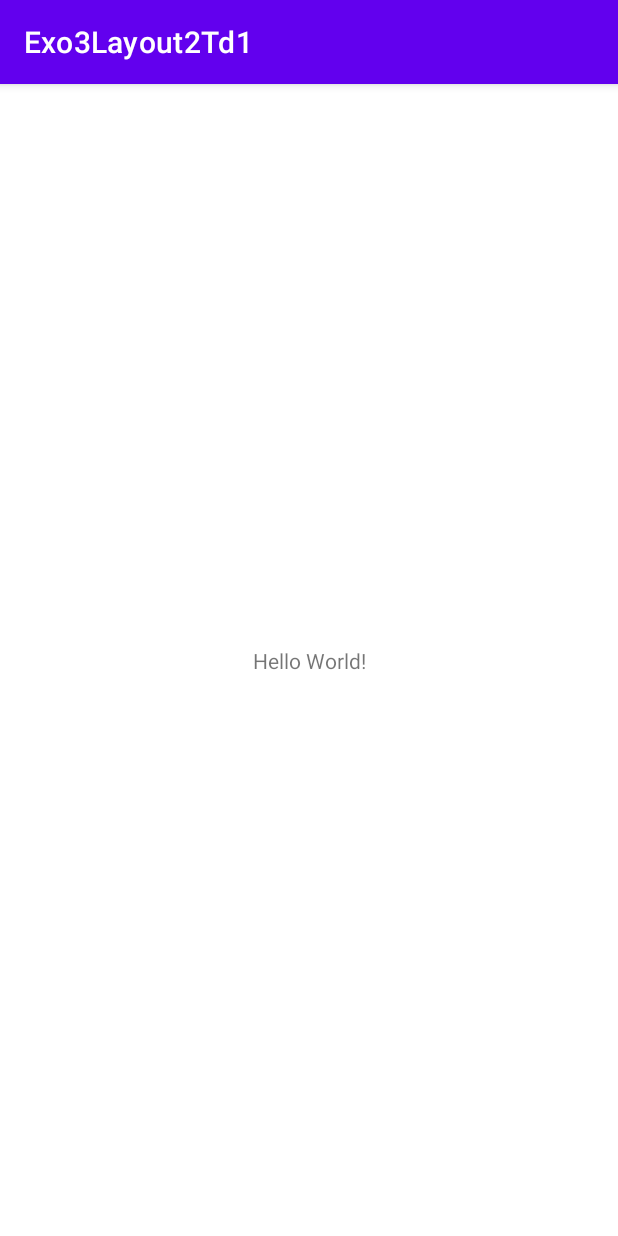
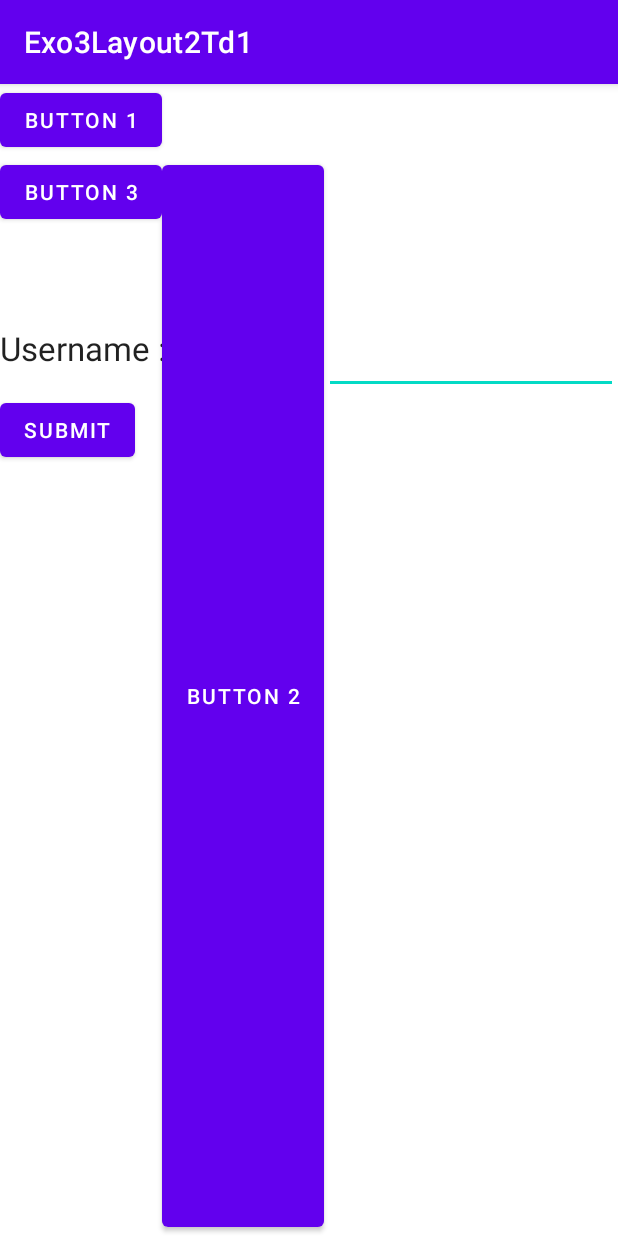
Before and after one commit to benjaminAd/RenduDevMobile, an Android app: the screen it shows after launch (MainActivity), on a phone screen of 412 x 824 dp. Run offline under Robolectric (Android 15) with nearby library versions, the phone set to English and light mode, and no system bars.

Commit message:
Exo 3 layout 2 Td 1

```diff
--- a/Exo3Layout2Td1/app/src/main/res/layout/activity_main.xml
+++ b/Exo3Layout2Td1/app/src/main/res/layout/activity_main.xml
@@ -1,18 +1,54 @@
 <?xml version="1.0" encoding="utf-8"?>
-<androidx.constraintlayout.widget.ConstraintLayout xmlns:android="http://schemas.android.com/apk/res/android"
-    xmlns:app="http://schemas.android.com/apk/res-auto"
-    xmlns:tools="http://schemas.android.com/tools"
+<RelativeLayout xmlns:android="http://schemas.android.com/apk/res/android"
     android:layout_width="match_parent"
-    android:layout_height="match_parent"
-    tools:context=".MainActivity">
+    android:layout_height="match_parent">
+
+    <Button
+        android:id="@+id/button1"
+        android:layout_width="wrap_content"
+        android:layout_height="wrap_content"
+        android:text="Button 1" />
 
     <TextView
+        android:id="@+id/textView"
         android:layout_width="wrap_content"
         android:layout_height="wrap_content"
-        android:text="Hello World!"
-        app:layout_constraintBottom_toBottomOf="parent"
-        app:layout_constraintLeft_toLeftOf="parent"
-        app:layout_constraintRight_toRightOf="parent"
-        app:layout_constraintTop_toTopOf="parent" />
+        android:layout_below="@+id/button3"
+        android:layout_marginTop="65dp"
+        android:text="Username : "
+        android:textAppearance="?android:attr/textAppearanceLarge" />
 
-</androidx.constraintlayout.widget.ConstraintLayout>
+    <EditText
+        android:id="@+id/editText"
+        android:layout_width="wrap_content"
+        android:layout_height="wrap_content"
+        android:layout_alignTop="@id/textView"
+        android:layout_alignParentRight="true"
+        android:layout_toRightOf="@id/button2"
+        android:inputType="text" />
+
+    <Button
+        android:id="@+id/button0"
+        android:layout_width="wrap_content"
+        android:layout_height="wrap_content"
+        android:layout_below="@id/editText"
+        android:layout_alignParentLeft="true"
+        android:text="Submit" />
+
+    <Button
+        android:id="@+id/button3"
+        android:layout_width="wrap_content"
+        android:layout_height="wrap_content"
+        android:layout_below="@id/button1"
+        android:layout_alignParentLeft="true"
+        android:text="Button 3" />
+
+    <Button
+        android:id="@+id/button2"
+        android:layout_width="wrap_content"
+        android:layout_height="match_parent"
+        android:layout_below="@id/button1"
+        android:layout_toRightOf="@id/button1"
+        android:text="Button 2" />
+
+</RelativeLayout>
```
